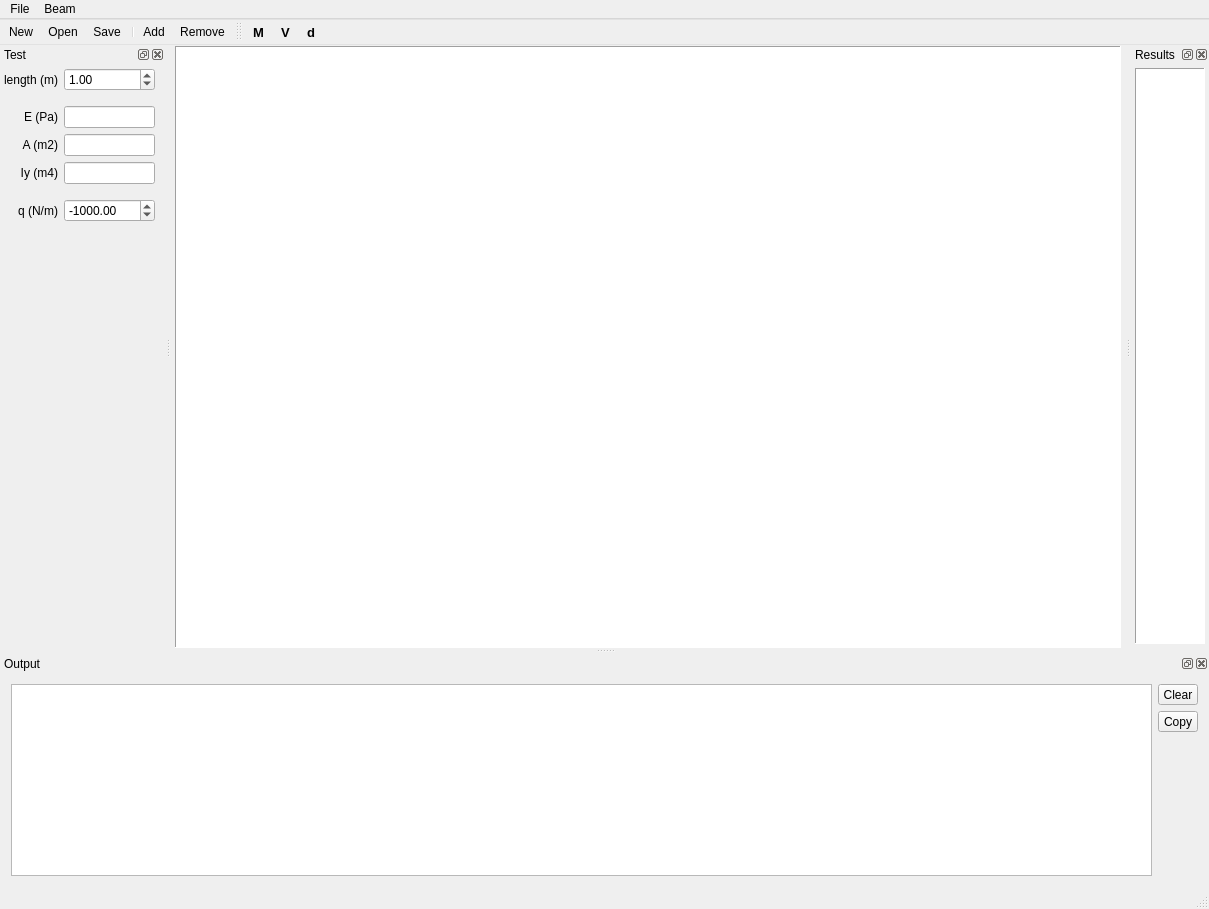
First picture: the form in ch_qt/beam_app/mainwindow.ui, repository lunarc/cpp_course, before the edit.
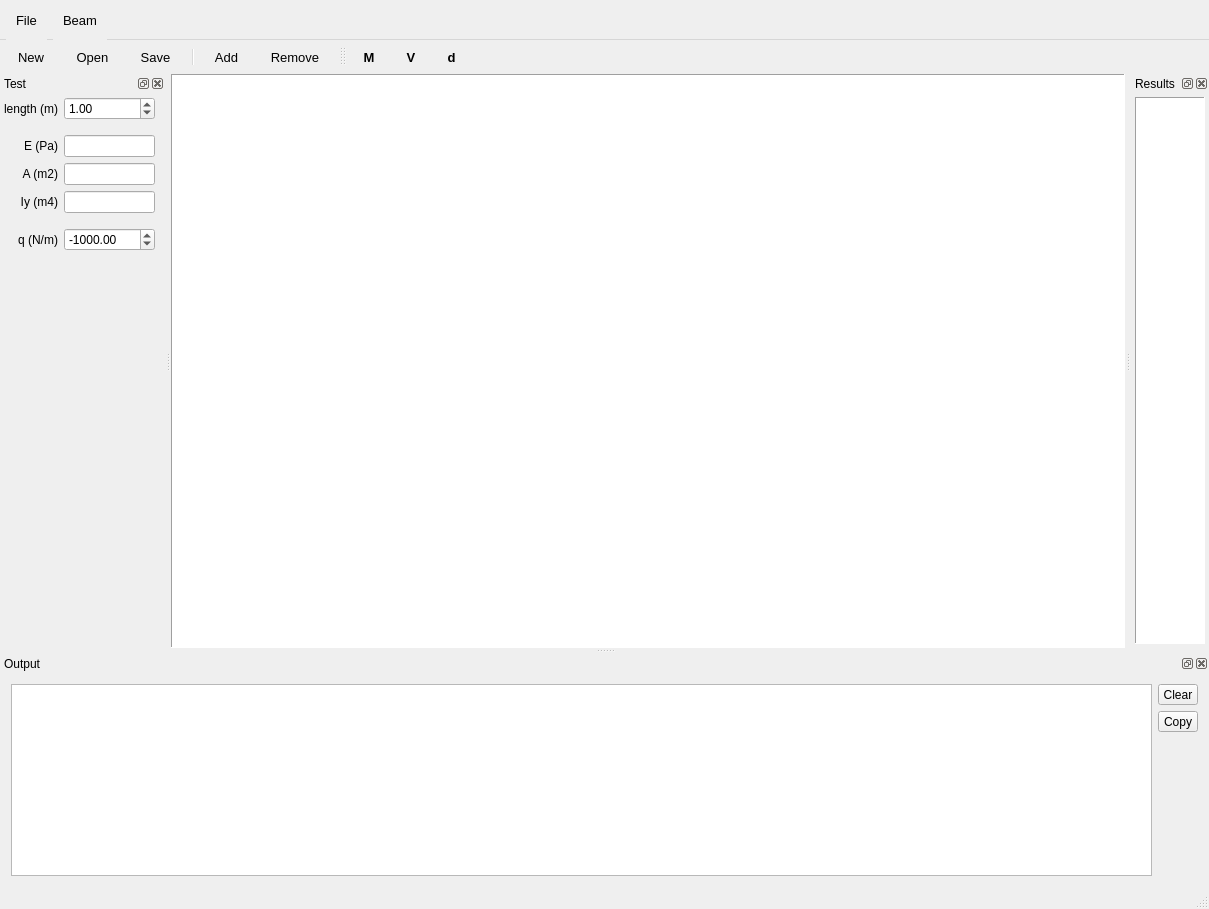
Second picture: the form after the edit. Icons and pictures are not drawn. Custom widgets are drawn as their Qt base class.

Commit message: More work on beam_app style

The edit to the form file:
```diff
--- a/ch_qt/beam_app/mainwindow.ui
+++ b/ch_qt/beam_app/mainwindow.ui
@@ -14,15 +14,18 @@
    <string>Beam calculator</string>
   </property>
   <widget class="QWidget" name="centralWidget">
-   <layout class="QHBoxLayout" name="horizontalLayout_2">
+   <layout class="QVBoxLayout" name="verticalLayout_2">
+    <property name="spacing">
+     <number>0</number>
+    </property>
     <property name="leftMargin">
-     <number>4</number>
+     <number>0</number>
     </property>
     <property name="topMargin">
-     <number>1</number>
+     <number>0</number>
     </property>
     <property name="rightMargin">
-     <number>4</number>
+     <number>0</number>
     </property>
     <property name="bottomMargin">
      <number>0</number>
@@ -72,9 +75,63 @@
      <x>0</x>
      <y>0</y>
      <width>1209</width>
-     <height>21</height>
+     <height>40</height>
     </rect>
    </property>
+   <property name="styleSheet">
+    <string notr="true">QMenuBar {
+    /*background-color: #f3f3f3;*/
+    font-size: 13px;
+    min-height: 28px;
+}
+
+QMenuBar::item {
+    padding: 6px 10px;
+    background: transparent;
+    font-size: 13px;
+}
+
+QMenuBar::item:selected {
+    /*background-color: #e9e9e9;*/
+    border-radius: 3px;
+}
+
+QMenu {
+}
+
+QMenu::item {
+    padding: 4px;
+    border-radius: 4px;
+    margin: 4px;
+    /*min-height: 0px;*/
+    /*min-width: 150px;*/
+    font-size: 13px;
+    /*background-color: rgba(255, 0, 0, 0.98);*/
+
+}
+
+QMenu::item:selected {
+    /*background-color: #e9e9e9;*/
+}
+
+QMenu::icon {
+    min-width: 20px;
+    min-height: 20px;
+}
+
+QMenu::separator {
+    height: 1px;
+   /* background: #d0d0d0;*/
+    margin: 4px;
+}
+
+
+
+
+
+
+</string>
+   </property>
    <widget class="QMenu" name="menuFile">
     <property name="title">
      <string>File</string>
@@ -103,19 +160,72 @@
    </property>
    <property name="styleSheet">
     <string notr="true">QToolBar {
-    border-width: 1px;
-    border-bottom-style: solid;
-	border-top-style: solid;
-    border-color: rgb(226, 226, 226);
-}</string>
+    /*background-color: #f3f3f3;*/
+    border: none;
+    spacing: 3px;
+    padding: 3px;
+}
+
+QToolBar::separator {
+    width: 1px;
+    /*background-color: #e0e0e0;*/
+    margin: 6px 4px;
+}
+
+QToolButton {
+    background-color: transparent;
+    border: 1px solid transparent;
+    border-radius: 4px;
+    padding: 4px 8px;
+    /*color: #202020;*/
+    font-size: 13px;
+}
+
+QToolButton:hover {
+    /*background-color: #e9e9e9;*/
+    border: 1px solid #e0e0e0;
+}
+
+QToolButton:pressed {
+    /*background-color: #d0d0d0;*/
+    border: 1px solid #c0c0c0;
+}
+
+QToolButton::menu-indicator {
+    image: none;
+}
+
+QToolButton:checked {
+/*
+    background-color: #e0e0e0;
+    border: 1px solid #d0d0d0;
+*/
+}
+
+QToolButton[popupMode=&quot;1&quot;] {
+    padding-right: 20px;
+}
+
+QToolButton::menu-button {
+    border: none;
+    width: 16px;
+}
+
+QToolButton::menu-button:hover {
+/*
+    background-color: #e0e0e0;
+*/
+    border-radius: 2px;
+}
+</string>
    </property>
    <property name="movable">
     <bool>false</bool>
    </property>
    <property name="iconSize">
     <size>
-     <width>32</width>
-     <height>32</height>
+     <width>22</width>
+     <height>22</height>
     </size>
    </property>
    <property name="toolButtonStyle">
@@ -144,11 +254,64 @@
    </property>
    <property name="styleSheet">
     <string notr="true">QToolBar {
-    border-width: 1px;
-    border-bottom-style: solid;
-	border-top-style: solid;
-    border-color: rgb(226, 226, 226);
-}</string>
+    /*background-color: #f3f3f3;*/
+    border: none;
+    spacing: 3px;
+    padding: 3px;
+}
+
+QToolBar::separator {
+    width: 1px;
+    /*background-color: #e0e0e0;*/
+    margin: 6px 4px;
+}
+
+QToolButton {
+    background-color: transparent;
+    border: 1px solid transparent;
+    border-radius: 4px;
+    padding: 4px 8px;
+    /*color: #202020;*/
+    font-size: 13px;
+}
+
+QToolButton:hover {
+    /*background-color: #e9e9e9;*/
+    border: 1px solid #e0e0e0;
+}
+
+QToolButton:pressed {
+    /*background-color: #d0d0d0;*/
+    border: 1px solid #c0c0c0;
+}
+
+QToolButton::menu-indicator {
+    image: none;
+}
+
+QToolButton:checked {
+/*
+    background-color: #e0e0e0;
+    border: 1px solid #d0d0d0;
+*/
+}
+
+QToolButton[popupMode=&quot;1&quot;] {
+    padding-right: 20px;
+}
+
+QToolButton::menu-button {
+    border: none;
+    width: 16px;
+}
+
+QToolButton::menu-button:hover {
+/*
+    background-color: #e0e0e0;
+*/
+    border-radius: 2px;
+}
+</string>
    </property>
    <property name="iconSize">
     <size>
```
Left out of the diff: 21 changed lines with no effect on the pictures. The commit also changes 40 other files.
